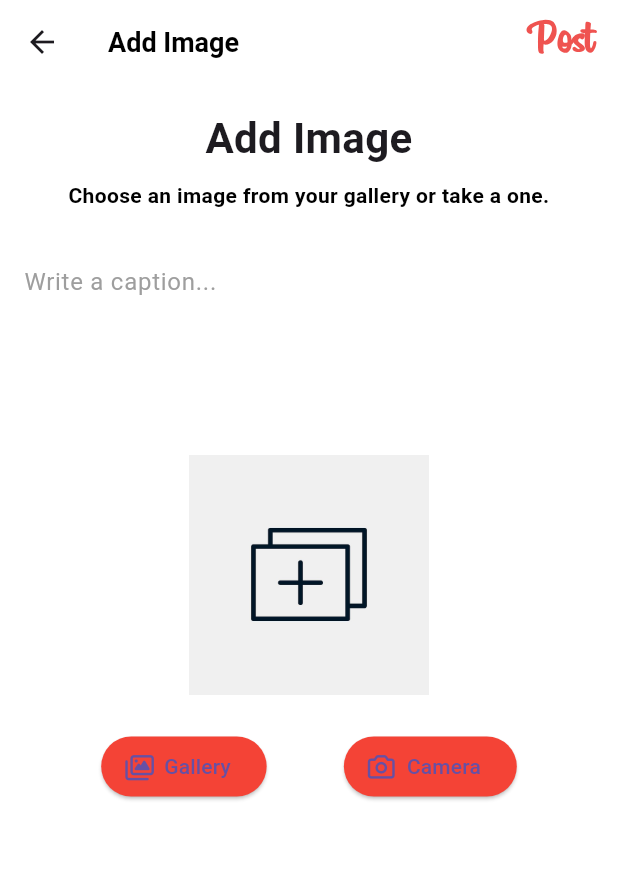
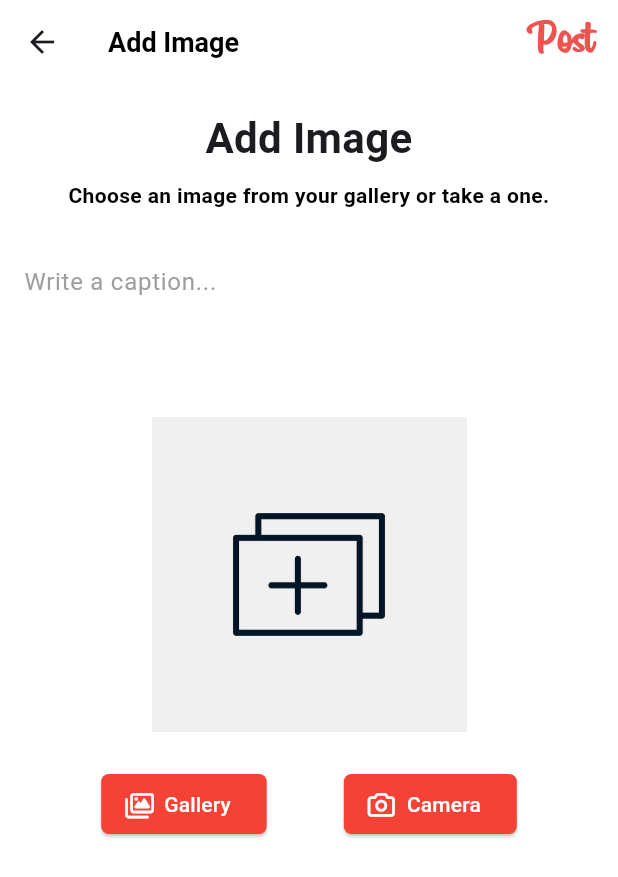
Before and after one commit to vlldnt/holbertonschool-holbegram, a Flutter app: the AddImage screen opened directly, on a phone screen of 412 x 824 dp. Shown: the top 877 px of the screen. Run offline on Flutter 3.47's test engine with Material 3 defaults, Android fonts, the phone set to English and light mode, and no system bars; our stand-ins replace bottom_navy_bar, cloud_firestore, firebase_auth, firebase_core, firebase_database, flutter_svg and 2 more; accounts and stored records are empty.

Commit message:
feat: utton différent style

```diff
--- a/holbegram/lib/screens/pages/add_image.dart
+++ b/holbegram/lib/screens/pages/add_image.dart
@@ -196,18 +196,20 @@ class _AddImageState extends State<AddImage> {
                   children: [
                     ElevatedButton.icon(
                       onPressed: selectImageFromGallery,
-                      icon: const Icon(FontAwesomeIcons.images),
-                      label: const Text('Gallery'),
+                      icon: const Icon(FontAwesomeIcons.images, color: Colors.white),
+                      label: const Text('Gallery', style: TextStyle(color: Colors.white)),
                       style: ElevatedButton.styleFrom(
                         backgroundColor: Colors.red,
+                        shape: RoundedRectangleBorder(borderRadius: BorderRadius.circular(5)),
                       ),
                     ),
                     ElevatedButton.icon(
                       onPressed: selectImageFromCamera,
-                      icon: const Icon(FontAwesomeIcons.camera),
-                      label: const Text('Camera'),
+                      icon: const Icon(FontAwesomeIcons.camera, color: Colors.white),
+                      label: const Text('Camera', style: TextStyle(color: Colors.white)),
                       style: ElevatedButton.styleFrom(
                         backgroundColor: Colors.red,
+                        shape: RoundedRectangleBorder(borderRadius: BorderRadius.circular(5)),
                       ),
                     ),
                   ],
@@ -227,8 +229,8 @@ class _AddImageState extends State<AddImage> {
                         onTap: selectImageFromGallery,
                         child: Image.asset(
                           'assets/images/addimage.png',
-                          width: 160,
-                          height: 160,
+                          width: 210,
+                          height: 210,
                         ),
                       ),
                       const SizedBox(height: 24),
@@ -237,18 +239,20 @@ class _AddImageState extends State<AddImage> {
                         children: [
                           ElevatedButton.icon(
                             onPressed: selectImageFromGallery,
-                            icon: const Icon(FontAwesomeIcons.images),
-                            label: const Text('Gallery'),
+                            icon: const Icon(FontAwesomeIcons.images, color: Colors.white),
+                            label: const Text('Gallery', style: TextStyle(color: Colors.white)),
                             style: ElevatedButton.styleFrom(
                               backgroundColor: Colors.red,
+                              shape: RoundedRectangleBorder(borderRadius: BorderRadius.circular(5)),
                             ),
                           ),
                           ElevatedButton.icon(
                             onPressed: selectImageFromCamera,
-                            icon: const Icon(FontAwesomeIcons.camera),
-                            label: const Text('Camera'),
+                            icon: const Icon(FontAwesomeIcons.camera, color: Colors.white),
+                            label: const Text('Camera', style: TextStyle(color: Colors.white)),
                             style: ElevatedButton.styleFrom(
                               backgroundColor: Colors.red,
+                              shape: RoundedRectangleBorder(borderRadius: BorderRadius.circular(5)),
                             ),
                           ),
                         ],
```
